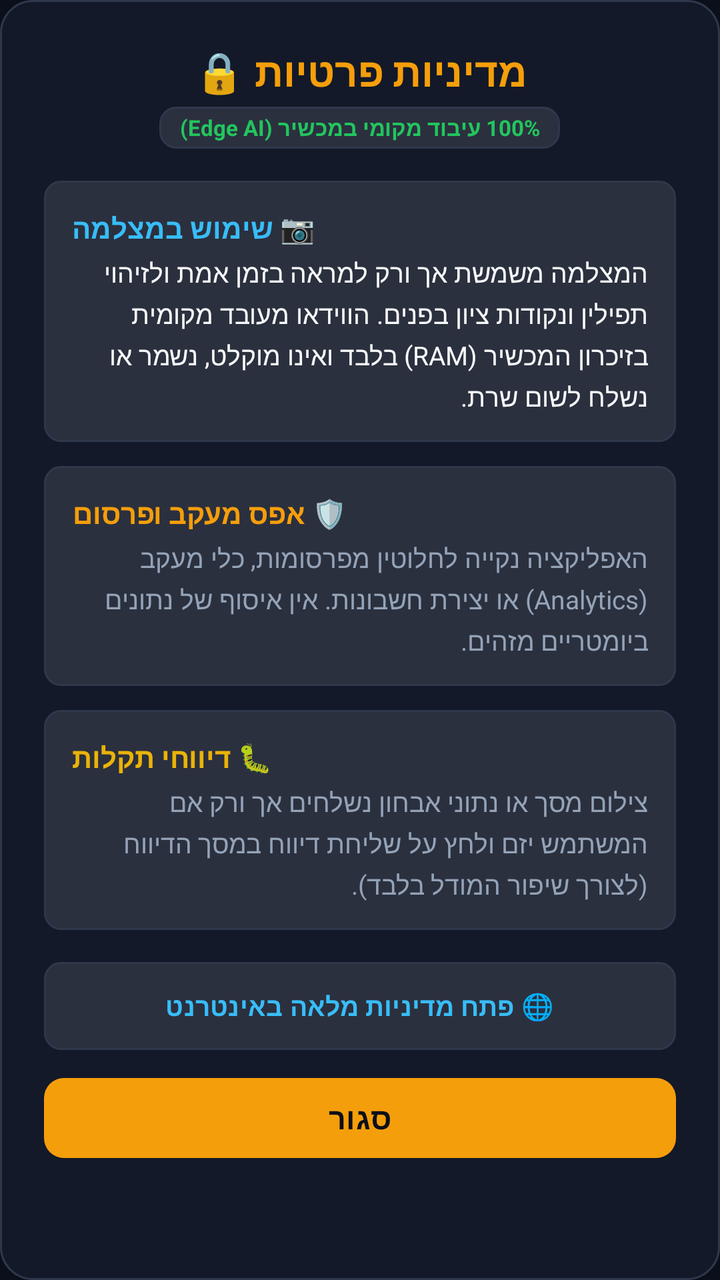
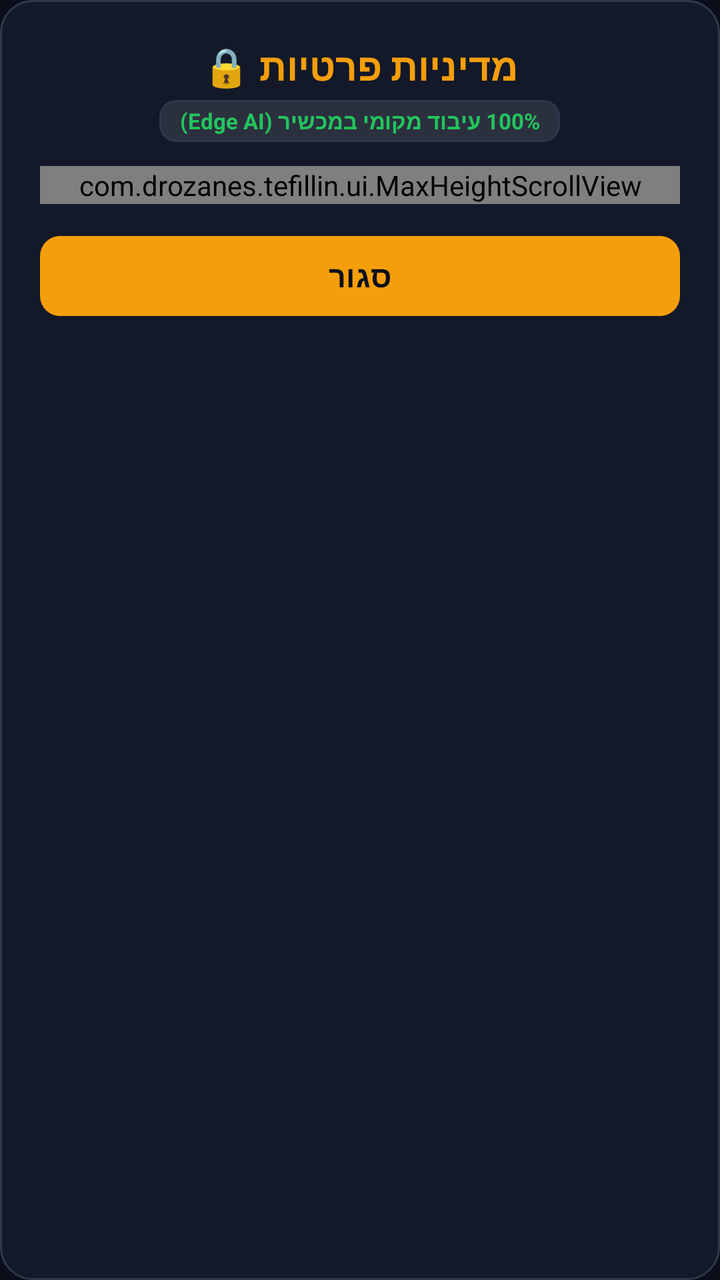

Before-and-after screenshots of an Android layout around one commit, followed by the original layout XML and the change that was made.
<!-- AndroidManifest.xml: application theme Theme.TefillinNative -->
<!-- res/layout/dialog_privacy_policy.xml -->
<?xml version="1.0" encoding="utf-8"?>
<ScrollView xmlns:android="http://schemas.android.com/apk/res/android"
    xmlns:app="http://schemas.android.com/apk/res-auto"
    android:layout_width="match_parent"
    android:layout_height="wrap_content"
    android:fillViewport="true">

    <LinearLayout
        android:layout_width="match_parent"
        android:layout_height="wrap_content"
        android:background="@drawable/bg_glass_card"
        android:orientation="vertical"
        android:padding="22dp">

        
        <TextView
            android:layout_width="match_parent"
            android:layout_height="wrap_content"
            android:text="@string/privacy_modal_title"
            android:textColor="@color/accent_gold"
            android:textSize="20sp"
            android:textStyle="bold"
            android:gravity="center" />

        <TextView
            android:layout_width="wrap_content"
            android:layout_height="wrap_content"
            android:layout_gravity="center_horizontal"
            android:layout_marginTop="4dp"
            android:layout_marginBottom="16dp"
            android:background="@drawable/bg_button_rounded"
            android:paddingHorizontal="10dp"
            android:paddingVertical="3dp"
            android:text="@string/privacy_edge_badge"
            android:textColor="@color/accent_green"
            android:textSize="11sp"
            android:textStyle="bold" />

        
        <LinearLayout
            android:layout_width="match_parent"
            android:layout_height="wrap_content"
            android:orientation="vertical"
            android:background="@drawable/bg_button_rounded"
            android:padding="14dp"
            android:layout_marginBottom="12dp">

            <TextView
                android:layout_width="wrap_content"
                android:layout_height="wrap_content"
                android:text="@string/privacy_camera_title"
                android:textColor="@color/accent_cyan"
                android:textSize="14sp"
                android:textStyle="bold" />

            <TextView
                android:layout_width="match_parent"
                android:layout_height="wrap_content"
                android:text="@string/privacy_camera_desc"
                android:textColor="@color/text_main"
                android:textSize="13sp"
                android:lineSpacingExtra="3dp"
                android:layout_marginTop="4dp" />
        </LinearLayout>

        
        <LinearLayout
            android:layout_width="match_parent"
            android:layout_height="wrap_content"
            android:orientation="vertical"
            android:background="@drawable/bg_button_rounded"
            android:padding="14dp"
            android:layout_marginBottom="12dp">

            <TextView
                android:layout_width="wrap_content"
                android:layout_height="wrap_content"
                android:text="@string/privacy_no_tracking_title"
                android:textColor="@color/accent_gold"
                android:textSize="14sp"
                android:textStyle="bold" />

            <TextView
                android:layout_width="match_parent"
                android:layout_height="wrap_content"
                android:text="@string/privacy_no_tracking_desc"
                android:textColor="@color/text_muted"
                android:textSize="13sp"
                android:lineSpacingExtra="3dp"
                android:layout_marginTop="4dp" />
        </LinearLayout>

        
        <LinearLayout
            android:layout_width="match_parent"
            android:layout_height="wrap_content"
            android:orientation="vertical"
            android:background="@drawable/bg_button_rounded"
            android:padding="14dp"
            android:layout_marginBottom="16dp">

            <TextView
                android:layout_width="wrap_content"
                android:layout_height="wrap_content"
                android:text="@string/privacy_bug_reports_title"
                android:textColor="@color/accent_yellow"
                android:textSize="14sp"
                android:textStyle="bold" />

            <TextView
                android:layout_width="match_parent"
                android:layout_height="wrap_content"
                android:text="@string/privacy_bug_reports_desc"
                android:textColor="@color/text_muted"
                android:textSize="13sp"
                android:lineSpacingExtra="3dp"
                android:layout_marginTop="4dp" />
        </LinearLayout>

        
        <com.google.android.material.button.MaterialButton
            android:id="@+id/btnOpenOnlinePolicy"
            android:layout_width="match_parent"
            android:layout_height="wrap_content"
            android:minHeight="44dp"
            android:text="@string/privacy_open_online"
            android:textColor="@color/accent_cyan"
            android:background="@drawable/bg_button_rounded"
            app:backgroundTint="@null"
            android:textStyle="bold"
            android:textSize="13sp"
            android:textAllCaps="false"
            app:cornerRadius="10dp"
            android:layout_marginBottom="10dp" />

        
        <com.google.android.material.button.MaterialButton
            android:id="@+id/btnClosePrivacy"
            android:layout_width="match_parent"
            android:layout_height="wrap_content"
            android:minHeight="48dp"
            android:text="@string/close"
            app:backgroundTint="@color/accent_gold"
            android:textColor="@color/bg_primary"
            android:textStyle="bold"
            android:textSize="15sp"
            android:textAllCaps="false"
            app:cornerRadius="10dp" />

    </LinearLayout>
</ScrollView>
<!-- resources referenced by this layout -->
<resources>
  <color name="accent_cyan">#38BDF8</color>
  <color name="accent_gold">#F59E0B</color>
  <color name="accent_green">#22C55E</color>
  <color name="accent_yellow">#EAB308</color>
  <color name="bg_primary">#0B0F19</color>
  <color name="text_main">#F8FAFC</color>
  <color name="text_muted">#94A3B8</color>
  <!-- drawable bg_button_rounded (drawable) -->
  <?xml version="1.0" encoding="utf-8"?>
  <ripple xmlns:android="http://schemas.android.com/apk/res/android"
      android:color="@color/accent_gold_glow">
      <item>
          <shape android:shape="rectangle">
              <solid android:color="#1AFFFFFF" />
              <stroke
                  android:width="1dp"
                  android:color="@color/card_border" />
              <corners android:radius="8dp" />
          </shape>
      </item>
  </ripple>
  <!-- drawable bg_glass_card (drawable) -->
  <?xml version="1.0" encoding="utf-8"?>
  <shape xmlns:android="http://schemas.android.com/apk/res/android"
      android:shape="rectangle">
      <solid android:color="@color/bg_surface_translucent" />
      <stroke
          android:width="1dp"
          android:color="@color/card_border" />
      <corners android:radius="16dp" />
  </shape>
  <string name="close">סגור</string>
  <string name="privacy_bug_reports_desc">צילום מסך או נתוני אבחון נשלחים אך ורק אם המשתמש יזם ולחץ על שליחת דיווח במסך הדיווח (לצורך שיפור המודל בלבד).</string>
  <string name="privacy_bug_reports_title">🐛 דיווחי תקלות</string>
  <string name="privacy_camera_desc">המצלמה משמשת אך ורק למראה בזמן אמת ולזיהוי תפילין ונקודות ציון בפנים. הווידאו מעובד מקומית בזיכרון המכשיר (RAM) בלבד ואינו מוקלט, נשמר או נשלח לשום שרת.</string>
  <string name="privacy_camera_title">📷 שימוש במצלמה</string>
  <string name="privacy_edge_badge">100% עיבוד מקומי במכשיר (Edge AI)</string>
  <string name="privacy_modal_title">מדיניות פרטיות 🔒</string>
  <string name="privacy_no_tracking_desc">האפליקציה נקייה לחלוטין מפרסומות, כלי מעקב (Analytics) או יצירת חשבונות. אין איסוף של נתונים ביומטריים מזהים.</string>
  <string name="privacy_no_tracking_title">🛡️ אפס מעקב ופרסום</string>
  <string name="privacy_open_online">🌐 פתח מדיניות מלאה באינטרנט</string>
  <style name="Theme.TefillinNative" parent="Theme.Material3.Dark.NoActionBar">
          <item name="android:statusBarColor">@color/bg_surface</item>
          <item name="android:navigationBarColor">@color/bg_primary</item>
          <item name="android:windowBackground">@color/bg_primary</item>
          <item name="colorPrimary">@color/accent_gold</item>
          <item name="colorSecondary">@color/accent_cyan</item>
          <item name="colorSurface">@color/bg_surface</item>
          <item name="android:textColorPrimary">@color/text_main</item>
          <item name="android:textColorSecondary">@color/text_muted</item>
      </style>
  <color name="accent_gold_glow">#59F59E0B</color>
  <color name="card_border">#2E384D</color>
  <color name="bg_surface_translucent">#D0151C2C</color>
  <color name="bg_surface">#151C2C</color>
</resources>

<!-- the commit's change to res/layout/dialog_privacy_policy.xml (unified diff, before → after) -->
@@ -1,151 +1,167 @@
 <?xml version="1.0" encoding="utf-8"?>
-<ScrollView xmlns:android="http://schemas.android.com/apk/res/android"
+<LinearLayout xmlns:android="http://schemas.android.com/apk/res/android"
     xmlns:app="http://schemas.android.com/apk/res-auto"
     android:layout_width="match_parent"
     android:layout_height="wrap_content"
-    android:fillViewport="true">
+    android:background="@drawable/bg_glass_card"
+    android:orientation="vertical"
+    android:padding="20dp">
 
-    <LinearLayout
+    
+    <TextView
+        android:id="@+id/tvPrivacyTitle"
         android:layout_width="match_parent"
         android:layout_height="wrap_content"
-        android:background="@drawable/bg_glass_card"
-        android:orientation="vertical"
-        android:padding="22dp">
+        android:text="@string/privacy_modal_title"
+        android:textColor="@color/accent_gold"
+        android:textSize="19sp"
+        android:textStyle="bold"
+        android:gravity="center" />
 
-        
-        <TextView
-            android:layout_width="match_parent"
-            android:layout_height="wrap_content"
-            android:text="@string/privacy_modal_title"
-            android:textColor="@color/accent_gold"
-            android:textSize="20sp"
-            android:textStyle="bold"
-            android:gravity="center" />
+    <TextView
+        android:id="@+id/tvPrivacyBadge"
+        android:layout_width="wrap_content"
+        android:layout_height="wrap_content"
+        android:layout_gravity="center_horizontal"
+        android:layout_marginTop="4dp"
+        android:layout_marginBottom="12dp"
+        android:background="@drawable/bg_button_rounded"
+        android:paddingHorizontal="10dp"
+        android:paddingVertical="3dp"
+        android:text="@string/privacy_edge_badge"
+        android:textColor="@color/accent_green"
+        android:textSize="11sp"
+        android:textStyle="bold" />
 
-        <TextView
-            android:layout_width="wrap_content"
-            android:layout_height="wrap_content"
-            android:layout_gravity="center_horizontal"
-            android:layout_marginTop="4dp"
-            android:layout_marginBottom="16dp"
-            android:background="@drawable/bg_button_rounded"
-            android:paddingHorizontal="10dp"
-            android:paddingVertical="3dp"
-            android:text="@string/privacy_edge_badge"
-            android:textColor="@color/accent_green"
-            android:textSize="11sp"
-            android:textStyle="bold" />
+    
+    <com.drozanes.tefillin.ui.MaxHeightScrollView
+        android:id="@+id/scrollBody"
+        android:layout_width="match_parent"
+        android:layout_height="wrap_content"
+        android:fillViewport="true"
+        android:scrollbars="vertical"
+        android:fadeScrollbars="false"
+        android:scrollbarThumbVertical="@drawable/bg_scrollbar_thumb"
+        android:scrollbarSize="4dp">
 
-        
         <LinearLayout
             android:layout_width="match_parent"
             android:layout_height="wrap_content"
-            android:orientation="vertical"
-            android:background="@drawable/bg_button_rounded"
-            android:padding="14dp"
-            android:layout_marginBottom="12dp">
+            android:orientation="vertical">
 
-            <TextView
-                android:layout_width="wrap_content"
-                android:layout_height="wrap_content"
-                android:text="@string/privacy_camera_title"
-                android:textColor="@color/accent_cyan"
-                android:textSize="14sp"
-                android:textStyle="bold" />
-
-            <TextView
+            
+            <LinearLayout
                 android:layout_width="match_parent"
                 android:layout_height="wrap_content"
-                android:text="@string/privacy_camera_desc"
-                android:textColor="@color/text_main"
-                android:textSize="13sp"
-                android:lineSpacingExtra="3dp"
-                android:layout_marginTop="4dp" />
-        </LinearLayout>
+                android:orientation="vertical"
+                android:background="@drawable/bg_button_rounded"
+                android:padding="14dp"
+                android:layout_marginBottom="12dp">
 
-        
-        <LinearLayout
-            android:layout_width="match_parent"
-            android:layout_height="wrap_content"
-            android:orientation="vertical"
-            android:background="@drawable/bg_button_rounded"
-            android:padding="14dp"
-            android:layout_marginBottom="12dp">
+                <TextView
+                    android:layout_width="wrap_content"
+                    android:layout_height="wrap_content"
+                    android:text="@string/privacy_camera_title"
+                    android:textColor="@color/accent_cyan"
+                    android:textSize="14sp"
+                    android:textStyle="bold" />
 
-            <TextView
-                android:layout_width="wrap_content"
-                android:layout_height="wrap_content"
-                android:text="@string/privacy_no_tracking_title"
-                android:textColor="@color/accent_gold"
-                android:textSize="14sp"
-                android:textStyle="bold" />
+                <TextView
+                    android:layout_width="match_parent"
+                    android:layout_height="wrap_content"
+                    android:text="@string/privacy_camera_desc"
+                    android:textColor="@color/text_main"
+                    android:textSize="13sp"
+                    android:lineSpacingExtra="3dp"
+                    android:layout_marginTop="4dp" />
+            </LinearLayout>
 
-            <TextView
+            
+            <LinearLayout
                 android:layout_width="match_parent"
                 android:layout_height="wrap_content"
-                android:text="@string/privacy_no_tracking_desc"
-                android:textColor="@color/text_muted"
-                android:textSize="13sp"
-                android:lineSpacingExtra="3dp"
-                android:layout_marginTop="4dp" />
-        </LinearLayout>
+                android:orientation="vertical"
+                android:background="@drawable/bg_button_rounded"
+                android:padding="14dp"
+                android:layout_marginBottom="12dp">
 
-        
-        <LinearLayout
-            android:layout_width="match_parent"
-            android:layout_height="wrap_content"
-            android:orientation="vertical"
-            android:background="@drawable/bg_button_rounded"
-            android:padding="14dp"
-            android:layout_marginBottom="16dp">
+                <TextView
+                    android:layout_width="wrap_content"
+                    android:layout_height="wrap_content"
+                    android:text="@string/privacy_no_tracking_title"
+                    android:textColor="@color/accent_gold"
+                    android:textSize="14sp"
+                    android:textStyle="bold" />
 
-            <TextView
-                android:layout_width="wrap_content"
-                android:layout_height="wrap_content"
-                android:text="@string/privacy_bug_reports_title"
-                android:textColor="@color/accent_yellow"
-                android:textSize="14sp"
-                android:textStyle="bold" />
+                <TextView
+                    android:layout_width="match_parent"
+                    android:layout_height="wrap_content"
+                    android:text="@string/privacy_no_tracking_desc"
+                    android:textColor="@color/text_muted"
+                    android:textSize="13sp"
+                    android:lineSpacingExtra="3dp"
+                    android:layout_marginTop="4dp" />
+            </LinearLayout>
 
-            <TextView
+            
+            <LinearLayout
                 android:layout_width="match_parent"
                 android:layout_height="wrap_content"
-                android:text="@string/privacy_bug_reports_desc"
-                android:textColor="@color/text_muted"
+                android:orientation="vertical"
+                android:background="@drawable/bg_button_rounded"
+                android:padding="14dp"
+                android:layout_marginBottom="12dp">
+
+                <TextView
+                    android:layout_width="wrap_content"
+                    android:layout_height="wrap_content"
+                    android:text="@string/privacy_bug_reports_title"
+                    android:textColor="@color/accent_yellow"
+                    android:textSize="14sp"
+                    android:textStyle="bold" />
+
+                <TextView
+                    android:layout_width="match_parent"
+                    android:layout_height="wrap_content"
+                    android:text="@string/privacy_bug_reports_desc"
+                    android:textColor="@color/text_muted"
+                    android:textSize="13sp"
+                    android:lineSpacingExtra="3dp"
+                    android:layout_marginTop="4dp" />
+            </LinearLayout>
+
+            
+            <com.google.android.material.button.MaterialButton
+                android:id="@+id/btnOpenOnlinePolicy"
+                android:layout_width="match_parent"
+                android:layout_height="wrap_content"
+                android:minHeight="44dp"
+                android:text="@string/privacy_open_online"
+                android:textColor="@color/accent_cyan"
+                android:background="@drawable/bg_button_rounded"
+                app:backgroundTint="@null"
+                android:textStyle="bold"
                 android:textSize="13sp"
-                android:lineSpacingExtra="3dp"
-                android:layout_marginTop="4dp" />
+                android:textAllCaps="false"
+                app:cornerRadius="10dp"
+                android:layout_marginBottom="4dp" />
+
         </LinearLayout>
+    </com.drozanes.tefillin.ui.MaxHeightScrollView>
 
-        
-        <com.google.android.material.button.MaterialButton
-            android:id="@+id/btnOpenOnlinePolicy"
-            android:layout_width="match_parent"
-            android:layout_height="wrap_content"
-            android:minHeight="44dp"
-            android:text="@string/privacy_open_online"
-            android:textColor="@color/accent_cyan"
-            android:background="@drawable/bg_button_rounded"
-            app:backgroundTint="@null"
-            android:textStyle="bold"
-            android:textSize="13sp"
-            android:textAllCaps="false"
-            app:cornerRadius="10dp"
-            android:layout_marginBottom="10dp" />
+    
+    <com.google.android.material.button.MaterialButton
+        android:id="@+id/btnClosePrivacy"
+        android:layout_width="match_parent"
+        android:layout_height="wrap_content"
+        android:layout_marginTop="12dp"
+        android:minHeight="48dp"
+        android:text="@string/close"
+        app:backgroundTint="@color/accent_gold"
+        android:textColor="@color/bg_primary"
+        android:textStyle="bold"
+        android:textSize="15sp"
+        android:textAllCaps="false"
+        app:cornerRadius="10dp" />
 
-        
-        <com.google.android.material.button.MaterialButton
-            android:id="@+id/btnClosePrivacy"
-            android:layout_width="match_parent"
-            android:layout_height="wrap_content"
-            android:minHeight="48dp"
-            android:text="@string/close"
-            app:backgroundTint="@color/accent_gold"
-            android:textColor="@color/bg_primary"
-            android:textStyle="bold"
-            android:textSize="15sp"
-            android:textAllCaps="false"
-            app:cornerRadius="10dp" />
-
-    </LinearLayout>
-</ScrollView>
+</LinearLayout>
<!-- resource entries referenced after the edit -->
@@ -31,6 +31,14 @@
           android:color="@color/card_border" />
       <corners android:radius="16dp" />
   </shape>
+  <!-- drawable bg_scrollbar_thumb (drawable) -->
+  <?xml version="1.0" encoding="utf-8"?>
+  <shape xmlns:android="http://schemas.android.com/apk/res/android"
+      android:shape="rectangle">
+      <solid android:color="#70FFD700" />
+      <corners android:radius="4dp" />
+      <size android:width="4dp" />
+  </shape>
   <string name="close">סגור</string>
   <string name="privacy_bug_reports_desc">צילום מסך או נתוני אבחון נשלחים אך ורק אם המשתמש יזם ולחץ על שליחת דיווח במסך הדיווח (לצורך שיפור המודל בלבד).</string>
   <string name="privacy_bug_reports_title">🐛 דיווחי תקלות</string>
